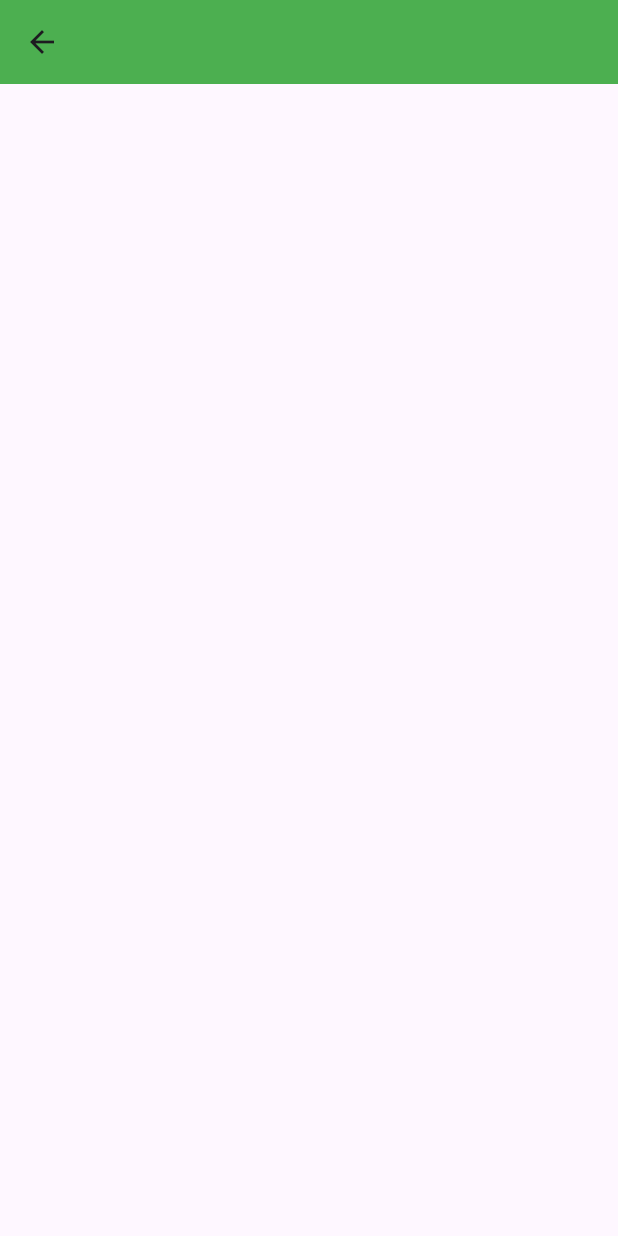
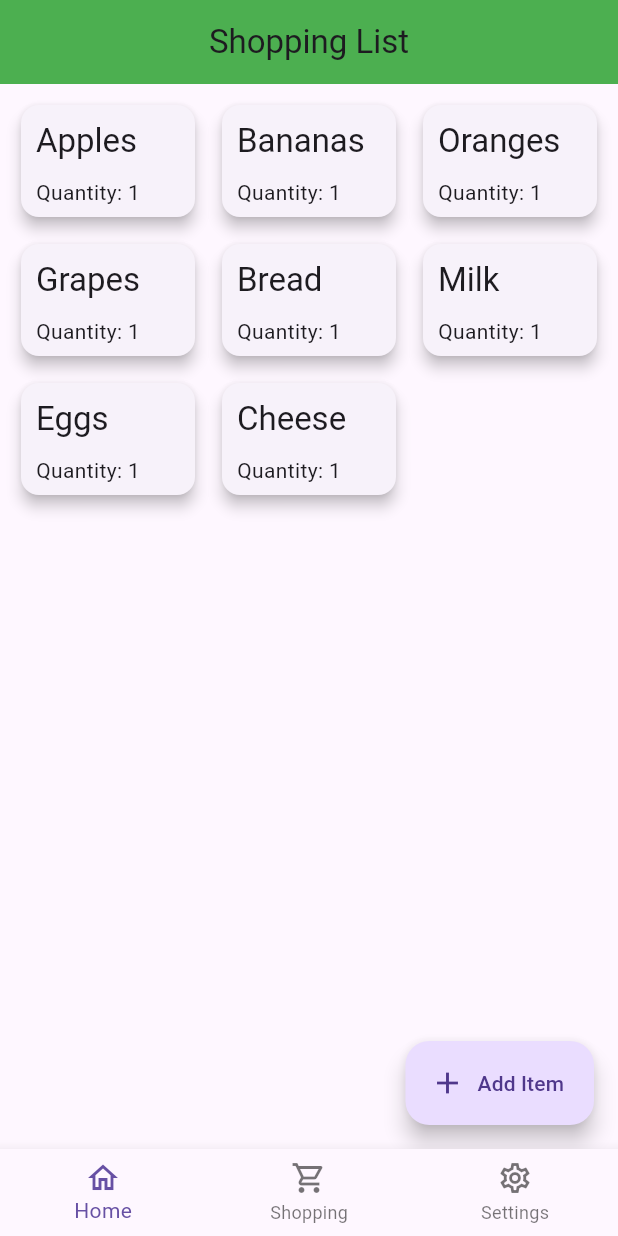
Before and after one commit to Mechming/SMS, a Flutter app: the screen it shows after launch, item 2 of the bottom bar chosen, on a phone screen of 412 x 824 dp. Run offline on Flutter 3.47's test engine with Material 3 defaults, Android fonts, the phone set to English and light mode, and no system bars; our stand-ins replace flutter_bloc.

Commit message:
added screens and fixed some things

```diff
--- a/app/storage_management_system/lib/main.dart
+++ b/app/storage_management_system/lib/main.dart
@@ -2,6 +2,9 @@ import 'package:flutter/material.dart';
 import 'package:flutter_bloc/flutter_bloc.dart';
 import 'package:storage_management_system/screens/home_screen/home_screen.dart';
 import 'package:storage_management_system/screens/home_screen/home_screen_cubit.dart';
+import 'package:storage_management_system/screens/setting/setting_screen.dart';
+import 'package:storage_management_system/screens/shopping_screen/shopping_cubit.dart';
+import 'package:storage_management_system/screens/shopping_screen/shopping_screen.dart';
 
 void main() {
   runApp(
@@ -9,6 +12,9 @@ void main() {
       providers: [
         BlocProvider<NavigationCubit>(
           create: (context) => NavigationCubit(),
+        ),
+        BlocProvider<ShoppingCubit>(
+          create: (context) => ShoppingCubit(),
         ),
       ],
       child: const MyApp(),
@@ -21,9 +27,76 @@ class MyApp extends StatelessWidget {
 
   @override
   Widget build(BuildContext context) {
-    return const MaterialApp(
+    return MaterialApp(
       debugShowCheckedModeBanner: false,
-      home: HomeScreen(),
+      home: BlocBuilder<NavigationCubit, NavigationStates>(
+        builder: (context, state) {
+          return Scaffold(
+            appBar: AppBar(
+              automaticallyImplyLeading: false,
+              title: state is HomePageState
+                  ? const Text('Home')
+                  : state is ShoppingPageState
+                      ? const Text('Shopping List')
+                      : state is SettingsPageState
+                          ? const Text('Settings')
+                          : const Text('Home'),
+              backgroundColor: Colors.green,
+              centerTitle: true,
+              actions: [
+                state is HomePageState
+                    ? IconButton(
+                        icon: const Icon(Icons.edit),
+                        onPressed: () {},
+                      )
+                    : Container(),
+              ],
+            ),
+            body: state is HomePageState
+                ? const HomeScreen()
+                : state is ShoppingPageState
+                    ? ShoppingScreen()
+                    : state is SettingsPageState
+                        ? const SettingsScreen()
+                        : Container(),
+            bottomNavigationBar: BottomNavigationBar(
+              items: const <BottomNavigationBarItem>[
+                BottomNavigationBarItem(
+                  icon: Icon(Icons.home_outlined),
+                  label: 'Home',
+                ),
+                BottomNavigationBarItem(
+                  icon: Icon(Icons.shopping_cart_outlined),
+                  label: 'Shopping',
+                ),
+                BottomNavigationBarItem(
+                  icon: Icon(Icons.settings_outlined),
+                  label: 'Settings',
+                ),
+              ],
+              onTap: (index) {
+                switch (index) {
+                  case 0:
+                    BlocProvider.of<NavigationCubit>(context)
+                        .onNavigationChanged(
+                            NavigationEvents.HomePageClickedEvent);
+                    break;
+                  case 1:
+                    BlocProvider.of<NavigationCubit>(context)
+                        .onNavigationChanged(
+                            NavigationEvents.ShoppingPageClickedEvent);
+                    break;
+                  case 2:
+                    BlocProvider.of<NavigationCubit>(context)
+                        .onNavigationChanged(
+                            NavigationEvents.SettingsPageClickedEvent);
+                    break;
+                }
+              },
+            ),
+          );
+        },
+      ),
     );
   }
 }
--- /dev/null
+++ b/app/storage_management_system/lib/screens/shopping_screen/shopping_cubit.dart
@@ -0,0 +1,10 @@
+import 'package:flutter_bloc/flutter_bloc.dart';
+
+class ShoppingCubit extends Cubit<List<String>> {
+  ShoppingCubit() : super([]);
+
+  void addItem(String item) {
+    state.add(item);
+    emit(List.from(state));
+  }
+}
--- a/app/storage_management_system/lib/screens/shopping_screen/shopping_screen.dart
+++ b/app/storage_management_system/lib/screens/shopping_screen/shopping_screen.dart
@@ -1,13 +1,59 @@
 import 'package:flutter/material.dart';
+import 'package:storage_management_system/widgets/modal_bottom_sheet.dart';
 
 class ShoppingScreen extends StatelessWidget {
-  const ShoppingScreen({super.key});
+  final List<String> shoppingList = [
+    'Apples',
+    'Bananas',
+    'Oranges',
+    'Grapes',
+    'Bread',
+    'Milk',
+    'Eggs',
+    'Cheese',
+    // Add more items here
+  ];
 
   @override
   Widget build(BuildContext context) {
     return Scaffold(
-      appBar: AppBar(
-        backgroundColor: Colors.green,
+      floatingActionButton: FloatingActionButton.extended(
+        onPressed: () => showModalBottomSheet(
+          context: context,
+          builder: (ctx) => addItemBottomSheet,
+        ),
+        label: const Text('Add Item'),
+        icon: const Icon(Icons.add),
+      ),
+      body: GridView.builder(
+        padding: const EdgeInsets.all(10.0),
+        itemCount: shoppingList.length,
+        gridDelegate: const SliverGridDelegateWithFixedCrossAxisCount(
+          crossAxisCount: 3,
+          childAspectRatio: 3 / 2,
+          crossAxisSpacing: 10,
+          mainAxisSpacing: 10,
+        ),
+        itemBuilder: (ctx, i) => Card(
+          elevation: 4,
+          child: Padding(
+            padding: const EdgeInsets.all(10),
+            child: Column(
+              crossAxisAlignment: CrossAxisAlignment.start,
+              children: [
+                Text(
+                  shoppingList[i],
+                  style: Theme.of(context).textTheme.titleLarge,
+                ),
+                SizedBox(height: 10),
+                Text(
+                  'Quantity: 1',
+                  style: Theme.of(context).textTheme.bodyMedium,
+                ),
+              ],
+            ),
+          ),
+        ),
       ),
     );
   }
--- /dev/null
+++ b/app/storage_management_system/lib/widgets/modal_bottom_sheet.dart
@@ -0,0 +1,24 @@
+import 'package:flutter/material.dart';
+
+final TextEditingController controller = TextEditingController();
+
+final Widget addItemBottomSheet = Container(
+  padding: EdgeInsets.all(20.0),
+  child: Column(
+    mainAxisSize: MainAxisSize.min,
+    children: <Widget>[
+      TextField(
+        controller: controller,
+        decoration: InputDecoration(labelText: 'Item Name'),
+      ),
+      SizedBox(height: 20),
+      ElevatedButton(
+        child: Text('Add Item'),
+        onPressed: () {
+          // context.read<ShoppingCubit>().addItem(controller.text);
+          // Navigator.of(context).pop();
+        },
+      ),
+    ],
+  ),
+);
```
Also changed, not shown: app/storage_management_system/lib/screens/home_screen/home_screen.dart (+5 -40 lines), app/storage_management_system/lib/screens/setting/setting_screen.dart (added, +11 -0 lines).
